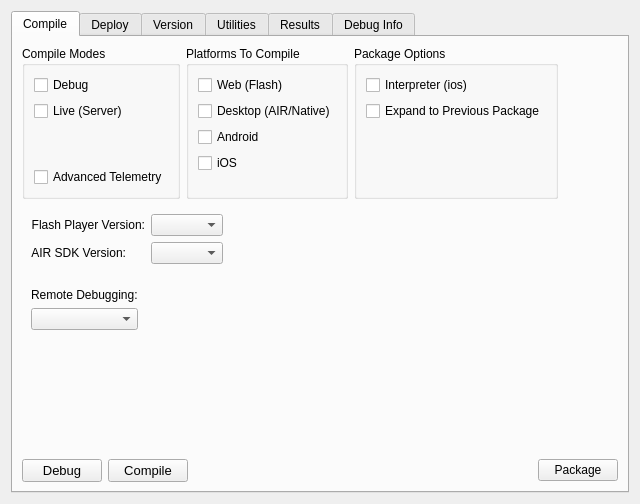
Old version of the form resources/widget/DeckCompileWidget/DeckCompileWidget.ui in the repository sernst/CompilerDeck.
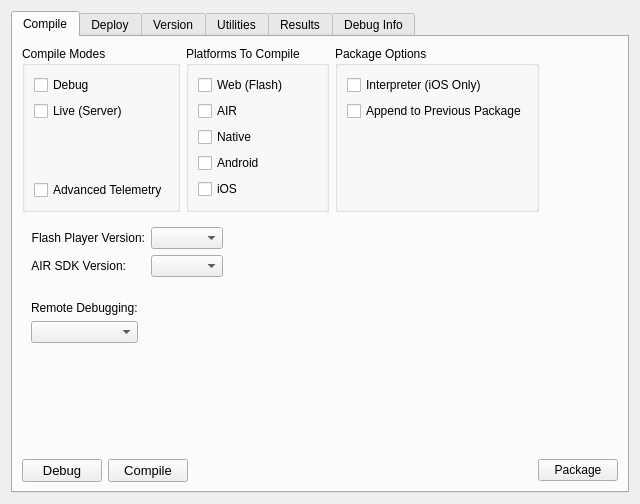
New version of the form.

What changed in the file:
```diff
--- a/resources/widget/DeckCompileWidget/DeckCompileWidget.ui
+++ b/resources/widget/DeckCompileWidget/DeckCompileWidget.ui
@@ -101,7 +101,14 @@
              <item>
               <widget class="QCheckBox" name="desktopPlatformCheck">
                <property name="text">
-                <string>Desktop (AIR/Native)</string>
+                <string>AIR</string>
+               </property>
+              </widget>
+             </item>
+             <item>
+              <widget class="QCheckBox" name="nativePlatformCheck">
+               <property name="text">
+                <string>Native</string>
                </property>
               </widget>
              </item>
@@ -144,14 +151,14 @@
              <item>
               <widget class="QCheckBox" name="iosInterpCheck">
                <property name="text">
-                <string>Interpreter (ios)</string>
+                <string>Interpreter (iOS Only)</string>
                </property>
               </widget>
              </item>
              <item>
               <widget class="QCheckBox" name="expandPackageChk">
                <property name="text">
-                <string>Expand to Previous Package</string>
+                <string>Append to Previous Package</string>
                </property>
               </widget>
              </item>
```
Left out of the diff: 4 changed lines with no effect on the pictures.
